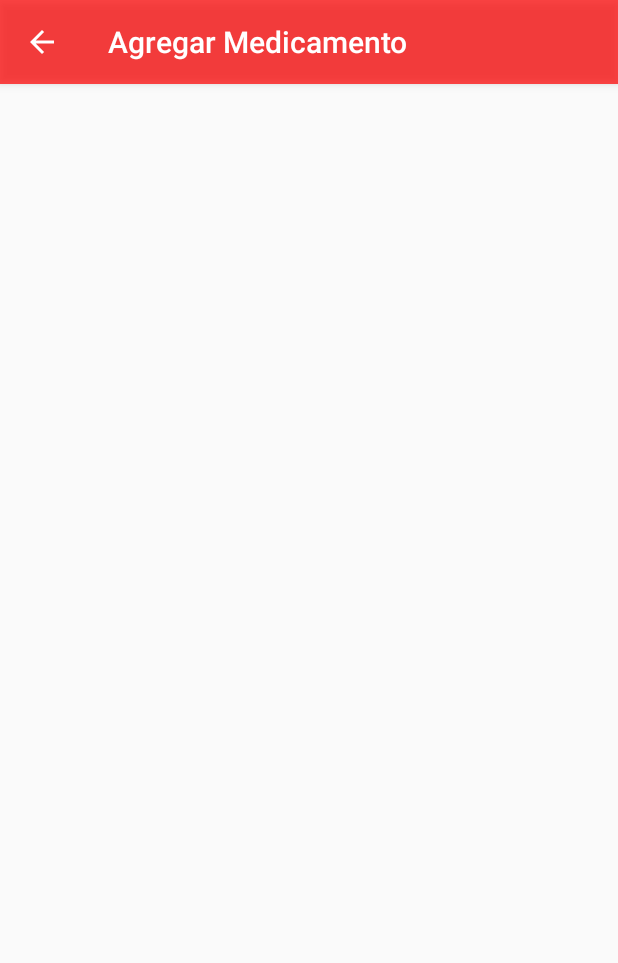
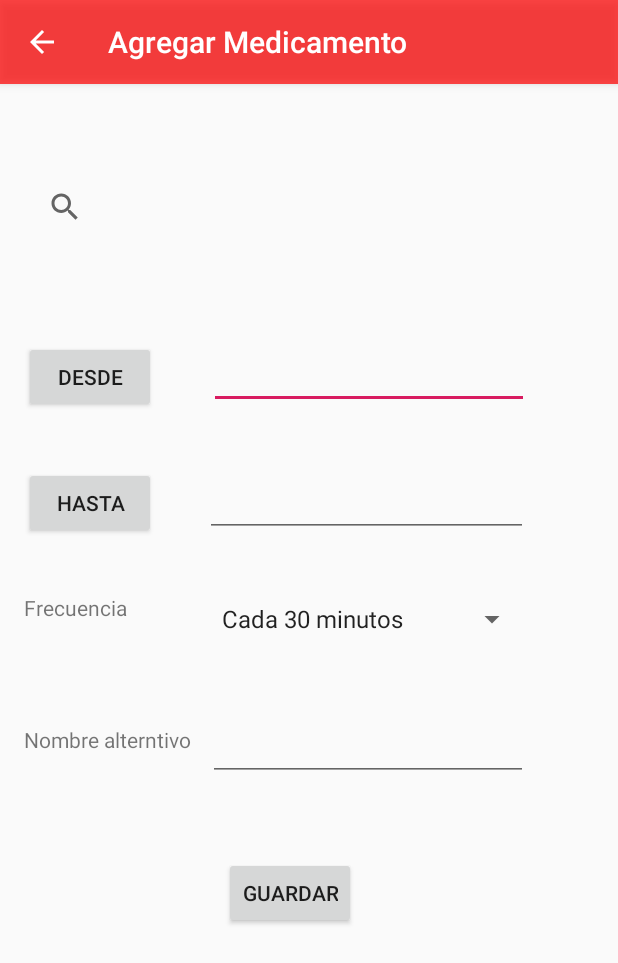
Before and after one commit to yaelgr/medicApp, an Android app: the AgregarMedicamento screen opened directly, with no data from a screen before it, on a phone screen of 412 x 824 dp. Shown: the top 963 px of the screen. Run offline under Robolectric (Android 15) with nearby library versions, the phone set to English and light mode, and no system bars.

Commit message:
activities agregados

```diff
--- a/app/src/main/java/com/example/medicapp/Activity/AgregarMedicamento.java
+++ b/app/src/main/java/com/example/medicapp/Activity/AgregarMedicamento.java
@@ -1,11 +1,26 @@
 package com.example.medicapp.Activity;
 
+import android.app.DatePickerDialog;
+import android.app.TimePickerDialog;
 import android.support.v7.app.AppCompatActivity;
 import android.os.Bundle;
+import android.view.View;
+import android.widget.AdapterView;
+import android.widget.Button;
+import android.widget.DatePicker;
+import android.widget.EditText;
+import android.widget.Spinner;
+import android.widget.TimePicker;
+import android.widget.Toast;
 
 import com.example.medicapp.R;
 
-public class AgregarMedicamento extends AppCompatActivity {
+import java.util.Calendar;
+
+public class AgregarMedicamento extends AppCompatActivity implements View.OnClickListener, AdapterView.OnItemSelectedListener {
+    Button btnFechaInicio, btnFechaFinal;
+    EditText txtFechaInicio, txtFechaFinal;
+    int dia, mes, año;
 
     @Override
     protected void onCreate(Bundle savedInstanceState) {
@@ -14,5 +29,65 @@ public class AgregarMedicamento extends AppCompatActivity {
 
         getSupportActionBar().setTitle("Agregar Medicamento");
         getSupportActionBar().setDisplayHomeAsUpEnabled(true);
+
+        btnFechaInicio = (Button) findViewById(R.id.btnFechaInicio);
+        btnFechaFinal = (Button) findViewById(R.id.btnFechaFinal);
+        txtFechaInicio = (EditText) findViewById(R.id.txtFechaInicio);
+        txtFechaFinal = (EditText) findViewById(R.id.txtFechaFinal);
+        Spinner spinnerFrec = findViewById(R.id.spinnerFrecuencia);
+
+
+        btnFechaInicio.setOnClickListener(this);
+        btnFechaFinal.setOnClickListener(this);
+        spinnerFrec.setOnItemSelectedListener(this);
+
+
+    }
+
+    @Override
+    public void onClick(View v) {
+
+        if (v == btnFechaInicio) {
+            final Calendar c = Calendar.getInstance();
+            dia = c.get(Calendar.DAY_OF_MONTH);
+            mes = c.get(Calendar.MONTH);
+            año = c.get(Calendar.YEAR);
+
+            DatePickerDialog datePickerDialog = new DatePickerDialog(this, new DatePickerDialog.OnDateSetListener() {
+                @Override
+                public void onDateSet(DatePicker view, int year, int monthOfYear, int dayOfMonth) {
+                    txtFechaInicio.setText(dayOfMonth + "/" + (monthOfYear + 1) + "/" + year);
+                }
+            }
+                    , dia, mes, año);
+            datePickerDialog.show();
+        }
+
+
+        if (v == btnFechaFinal) {
+            final Calendar c = Calendar.getInstance();
+            dia = c.get(Calendar.DAY_OF_MONTH);
+            mes = c.get(Calendar.MONTH);
+            año = c.get(Calendar.YEAR);
+
+            DatePickerDialog datePickerDialog = new DatePickerDialog(this, new DatePickerDialog.OnDateSetListener() {
+                @Override
+                public void onDateSet(DatePicker view, int year, int monthOfYear, int dayOfMonth) {
+                    txtFechaFinal.setText(dayOfMonth + "/" + (monthOfYear + 1) + "/" + year);
+                }
+            }
+                    , dia, mes, año);
+            datePickerDialog.show();
+        }
+    }
+
+    @Override
+    public void onItemSelected(AdapterView<?> adapterView, View view, int i, long l) {
+        Toast.makeText(this, adapterView.getSelectedItem().toString(), Toast.LENGTH_SHORT).show();
+    }
+
+    @Override
+    public void onNothingSelected(AdapterView<?> parent) {
+
     }
 }
--- a/app/src/main/res/layout/activity_agregar_medicamento.xml
+++ b/app/src/main/res/layout/activity_agregar_medicamento.xml
@@ -1,9 +1,131 @@
 <?xml version="1.0" encoding="utf-8"?>
-<android.support.constraint.ConstraintLayout xmlns:android="http://schemas.android.com/apk/res/android"
+<ScrollView xmlns:android="http://schemas.android.com/apk/res/android"
     xmlns:app="http://schemas.android.com/apk/res-auto"
     xmlns:tools="http://schemas.android.com/tools"
     android:layout_width="match_parent"
     android:layout_height="match_parent"
+    android:fillViewport="true">
+<android.support.constraint.ConstraintLayout
+    android:layout_width="match_parent"
+    android:layout_height="match_parent"
     tools:context=".Activity.AgregarMedicamento">
 
+    <SearchView
+        android:id="@+id/searchViewMedicamento"
+        android:layout_width="358dp"
+        android:layout_height="43dp"
+        android:layout_marginStart="8dp"
+        android:layout_marginTop="60dp"
+        android:layout_marginEnd="24dp"
+        app:layout_constraintEnd_toEndOf="parent"
+        app:layout_constraintStart_toStartOf="parent"
+        app:layout_constraintTop_toTopOf="parent" />
+
+    <Button
+        android:id="@+id/btnFechaInicio"
+        android:layout_width="wrap_content"
+        android:layout_height="wrap_content"
+        android:layout_marginStart="16dp"
+        android:layout_marginTop="68dp"
+        android:text="@string/btnfechainicio"
+        app:layout_constraintStart_toStartOf="parent"
+        app:layout_constraintTop_toBottomOf="@+id/searchViewMedicamento" />
+
+    <EditText
+        android:id="@+id/txtFechaInicio"
+        android:layout_width="wrap_content"
+        android:layout_height="wrap_content"
+        android:layout_marginStart="8dp"
+        android:layout_marginTop="68dp"
+        android:layout_marginEnd="32dp"
+        android:ems="10"
+        android:inputType="textPersonName"
+        app:layout_constraintEnd_toEndOf="parent"
+        app:layout_constraintStart_toEndOf="@+id/btnFechaInicio"
+        app:layout_constraintTop_toBottomOf="@+id/searchViewMedicamento" />
+
+    <EditText
+        android:id="@+id/txtFechaFinal"
+        android:layout_width="215dp"
+        android:layout_height="wrap_content"
+        android:layout_marginStart="8dp"
+        android:layout_marginTop="40dp"
+        android:layout_marginEnd="60dp"
+        android:ems="10"
+        android:inputType="textPersonName"
+        app:layout_constraintEnd_toEndOf="parent"
+        app:layout_constraintHorizontal_bias="1.0"
+        app:layout_constraintStart_toEndOf="@+id/btnFechaFinal"
+        app:layout_constraintTop_toBottomOf="@+id/txtFechaInicio" />
+
+    <Button
+        android:id="@+id/btnFechaFinal"
+        android:layout_width="wrap_content"
+        android:layout_height="wrap_content"
+        android:layout_marginStart="16dp"
+        android:layout_marginTop="36dp"
+        android:text="@string/btnfechafinal"
+        app:layout_constraintStart_toStartOf="parent"
+        app:layout_constraintTop_toBottomOf="@+id/btnFechaInicio" />
+
+    <TextView
+        android:id="@+id/tvFrecuencia"
+        android:layout_width="82dp"
+        android:layout_height="28dp"
+        android:layout_marginStart="16dp"
+        android:layout_marginTop="36dp"
+        android:text="@string/tvfrec"
+        app:layout_constraintStart_toStartOf="parent"
+        app:layout_constraintTop_toBottomOf="@+id/btnFechaFinal" />
+
+    <Spinner
+        android:id="@+id/spinnerFrecuencia"
+        android:layout_width="212dp"
+        android:layout_height="37dp"
+        android:layout_marginStart="41dp"
+        android:layout_marginTop="36dp"
+        android:layout_marginEnd="60dp"
+        android:entries="@array/Frecuencia"
+        app:layout_constraintEnd_toEndOf="parent"
+        app:layout_constraintStart_toEndOf="@+id/tvFrecuencia"
+        app:layout_constraintTop_toBottomOf="@+id/txtFechaFinal" />
+
+    <TextView
+        android:id="@+id/tvnombreAlt"
+        android:layout_width="wrap_content"
+        android:layout_height="wrap_content"
+        android:layout_marginStart="16dp"
+        android:layout_marginTop="60dp"
+        android:text="@string/tvnomAlt"
+        app:layout_constraintStart_toStartOf="parent"
+        app:layout_constraintTop_toBottomOf="@+id/tvFrecuencia" />
+
+    <EditText
+        android:id="@+id/txtNombreAlt"
+        android:layout_width="wrap_content"
+        android:layout_height="wrap_content"
+        android:layout_marginStart="8dp"
+        android:layout_marginTop="44dp"
+        android:layout_marginEnd="60dp"
+        android:ems="10"
+        android:inputType="textPersonName"
+        app:layout_constraintEnd_toEndOf="parent"
+        app:layout_constraintHorizontal_bias="0.963"
+        app:layout_constraintStart_toEndOf="@+id/tvnombreAlt"
+        app:layout_constraintTop_toBottomOf="@+id/spinnerFrecuencia" />
+
+    <Button
+        android:id="@+id/btnAceptar"
+        android:layout_width="wrap_content"
+        android:layout_height="wrap_content"
+        android:layout_marginStart="8dp"
+        android:layout_marginTop="412dp"
+        android:layout_marginEnd="8dp"
+        android:text="@string/btnguardar"
+        app:layout_constraintEnd_toEndOf="parent"
+        app:layout_constraintHorizontal_bias="0.459"
+        app:layout_constraintStart_toStartOf="parent"
+        app:layout_constraintTop_toBottomOf="@+id/searchViewMedicamento" />
+
 </android.support.constraint.ConstraintLayout>
+</ScrollView>
--- a/app/src/main/res/values/strings.xml
+++ b/app/src/main/res/values/strings.xml
@@ -6,6 +6,9 @@
     <string name="nav_header_subtitle">android.studio@android.com</string>
     <string name="nav_header_desc">Navigation header</string>
     <string name="action_settings">Settings</string>
+
+    <!--  global -->
+    <string name="btnguardar">Guardar</string>
 
     <!--  Medico fragment -->
     <string name="hello_blank_fragment">Hello blank fragment</string>
@@ -19,6 +22,27 @@
     <string name="title_activity_agregar_alarma">AgregarAlarma</string>
     <string name="btnfecha">Fecha</string>
     <string name="btnhora">Hora</string>
-    <string name="btnguardar">Guardar</string>
+
+    <!--  Mediccamento fragment -->
+    <string name="btnfechainicio">Desde</string>
+    <string name="btnfechafinal">Hasta</string>
+    <string name="tvfrec">Frecuencia</string>
+    <string name="tvnomAlt">Nombre alterntivo</string>
+    <string-array name="Frecuencia">
+        <item>Cada 30 minutos</item>
+        <item>Cada 1 hora</item>
+        <item>Cada 2 horas</item>
+        <item>Cada 3 horas</item>
+        <item>Cada 4 horas</item>
+        <item>Cada 5 horas</item>
+        <item>Cada 6 horas</item>
+        <item>Cada 7 horas</item>
+        <item>Cada 8 horas</item>
+        <item>Cada 9 horas</item>
+        <item>Cada 10 horas</item>
+        <item>Cada 11 horas</item>
+        <item>Cada 12 horas</item>
+    </string-array>
+
 
 </resources>
```
